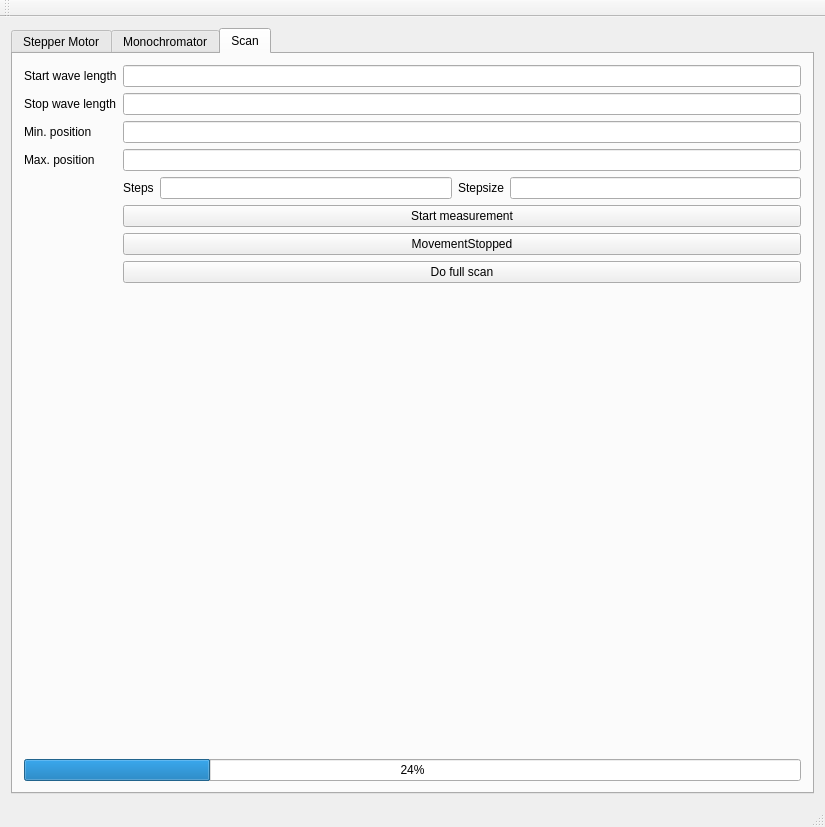
The window that mainwindow.ui (anates/DispersionSetup) describes before a commit, drawn with Qt 5.
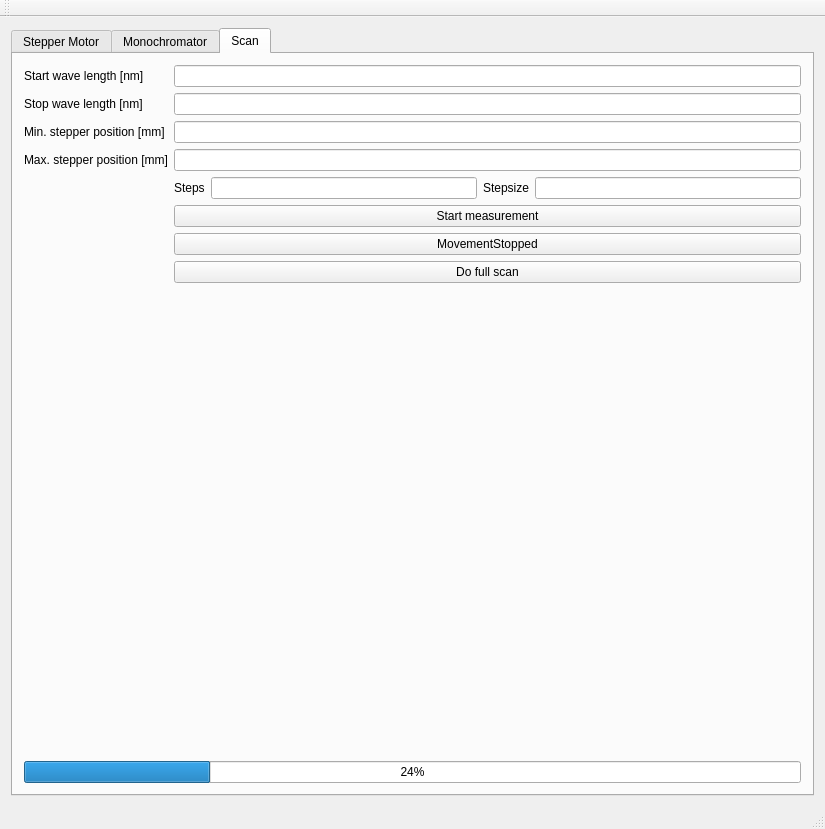
The same window after the commit. Custom widgets are drawn as their Qt base class.

Diff of the .ui file:
```diff
--- a/mainwindow.ui
+++ b/mainwindow.ui
@@ -7,7 +7,7 @@
     <x>0</x>
     <y>0</y>
     <width>825</width>
-    <height>827</height>
+    <height>829</height>
    </rect>
   </property>
   <property name="windowTitle">
@@ -176,7 +176,7 @@
           <item row="0" column="0">
            <widget class="QLabel" name="label_10">
             <property name="text">
-             <string>Start wave length</string>
+             <string>Start wave length [nm]</string>
             </property>
            </widget>
           </item>
@@ -186,7 +186,7 @@
           <item row="1" column="0">
            <widget class="QLabel" name="label_11">
             <property name="text">
-             <string>Stop wave length</string>
+             <string>Stop wave length [nm]</string>
             </property>
            </widget>
           </item>
@@ -196,7 +196,7 @@
           <item row="2" column="0">
            <widget class="QLabel" name="label_13">
             <property name="text">
-             <string>Min. position</string>
+             <string>Min. stepper position [mm]</string>
             </property>
            </widget>
           </item>
@@ -206,7 +206,7 @@
           <item row="3" column="0">
            <widget class="QLabel" name="label_14">
             <property name="text">
-             <string>Max. position</string>
+             <string>Max. stepper position [mm]</string>
             </property>
            </widget>
           </item>
```
